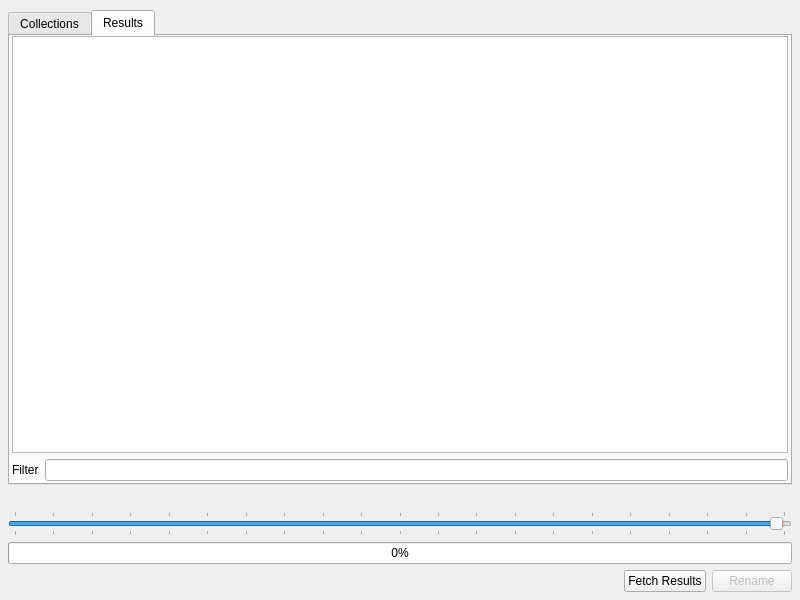
Qt form revengai/ui/auto_analysis_panel.ui (RevEngAI/reai-ida) before a commit.
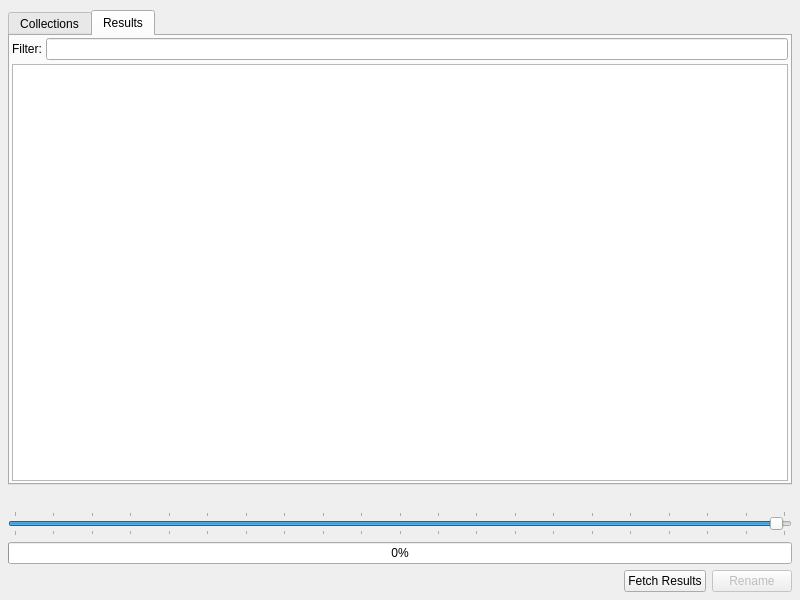
The same form after that commit. The open tabs and pages were chosen to show the change.

```diff
--- a/revengai/ui/auto_analysis_panel.ui
+++ b/revengai/ui/auto_analysis_panel.ui
@@ -134,6 +134,9 @@
        <string>Results</string>
       </attribute>
       <layout class="QVBoxLayout">
+       <property name="spacing">
+        <number>4</number>
+       </property>
        <property name="sizeConstraint">
         <enum>QLayout::SetDefaultConstraint</enum>
        </property>
@@ -141,7 +144,7 @@
         <number>2</number>
        </property>
        <property name="topMargin">
-        <number>0</number>
+        <number>2</number>
        </property>
        <property name="rightMargin">
         <number>2</number>
@@ -149,6 +152,36 @@
        <property name="bottomMargin">
         <number>2</number>
        </property>
+       <item>
+        <layout class="QHBoxLayout">
+         <item>
+          <widget class="QLabel" name="label_2">
+           <property name="text">
+            <string>Filter:</string>
+           </property>
+           <property name="textFormat">
+            <enum>Qt::PlainText</enum>
+           </property>
+           <property name="alignment">
+            <set>Qt::AlignCenter</set>
+           </property>
+           <property name="indent">
+            <number>0</number>
+           </property>
+          </widget>
+         </item>
+         <item>
+          <widget class="QLineEdit" name="resultsFilter">
+           <property name="alignment">
+            <set>Qt::AlignCenter|Qt::AlignHCenter|Qt::AlignLeading|Qt::AlignLeft|Qt::AlignVCenter</set>
+           </property>
+           <property name="clearButtonEnabled">
+            <bool>true</bool>
+           </property>
+          </widget>
+         </item>
+        </layout>
+       </item>
        <item>
         <widget class="QTableView" name="resultsTable">
          <property name="contextMenuPolicy">
@@ -173,11 +206,14 @@
           <bool>false</bool>
          </property>
          <property name="wordWrap">
-          <bool>true</bool>
+          <bool>false</bool>
          </property>
          <property name="cornerButtonEnabled">
           <bool>false</bool>
          </property>
+         <attribute name="horizontalHeaderMinimumSectionSize">
+          <number>20</number>
+         </attribute>
          <attribute name="horizontalHeaderHighlightSections">
           <bool>false</bool>
          </attribute>
@@ -187,29 +223,14 @@
          <attribute name="verticalHeaderVisible">
           <bool>false</bool>
          </attribute>
+         <attribute name="verticalHeaderMinimumSectionSize">
+          <number>20</number>
+         </attribute>
          <attribute name="verticalHeaderHighlightSections">
           <bool>false</bool>
          </attribute>
         </widget>
        </item>
-       <item>
-        <layout class="QHBoxLayout">
-         <item>
-          <widget class="QLabel" name="label_2">
-           <property name="text">
-            <string>Filter</string>
-           </property>
-          </widget>
-         </item>
-         <item>
-          <widget class="QLineEdit" name="resultsFilter">
-           <property name="alignment">
-            <set>Qt::AlignCenter|Qt::AlignHCenter|Qt::AlignLeading|Qt::AlignLeft|Qt::AlignVCenter</set>
-           </property>
-          </widget>
-         </item>
-        </layout>
-       </item>
       </layout>
      </widget>
     </widget>
```
Left out of the diff: 69 changed lines with no effect on the pictures.
